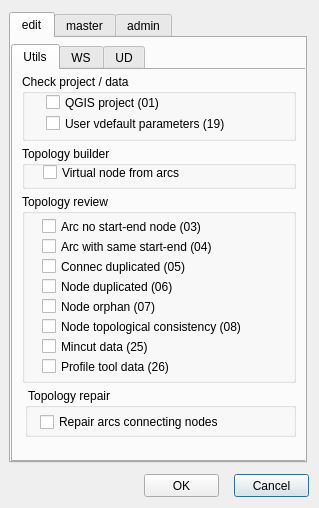
Old version of the form ui/toolbox.ui in the repository Giswater/giswater_qgis_plugin.
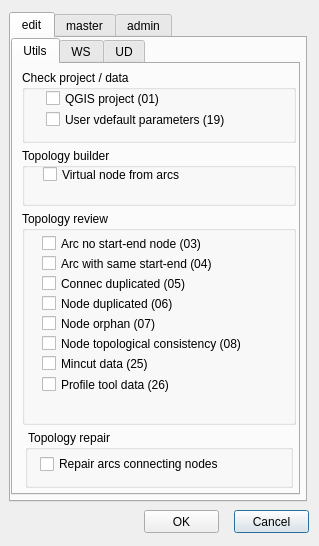
New version of the form.

Patch:
```diff
--- a/ui/toolbox.ui
+++ b/ui/toolbox.ui
@@ -7,7 +7,7 @@
     <x>0</x>
     <y>0</y>
     <width>319</width>
-    <height>508</height>
+    <height>546</height>
    </rect>
   </property>
   <property name="windowTitle">
@@ -19,7 +19,7 @@
      <x>9</x>
      <y>12</y>
      <width>298</width>
-     <height>451</height>
+     <height>490</height>
     </rect>
    </property>
    <property name="currentIndex">
@@ -33,9 +33,9 @@
      <property name="geometry">
       <rect>
        <x>0</x>
-       <y>6</y>
-       <width>298</width>
-       <height>418</height>
+       <y>0</y>
+       <width>289</width>
+       <height>457</height>
       </rect>
      </property>
      <property name="currentIndex">
@@ -49,9 +49,9 @@
        <property name="geometry">
         <rect>
          <x>9</x>
-         <y>76</y>
+         <y>84</y>
          <width>274</width>
-         <height>43</height>
+         <height>58</height>
         </rect>
        </property>
        <property name="title">
@@ -75,9 +75,9 @@
        <property name="geometry">
         <rect>
          <x>9</x>
-         <y>124</y>
+         <y>147</y>
          <width>274</width>
-         <height>189</height>
+         <height>214</height>
         </rect>
        </property>
        <property name="title">
@@ -88,7 +88,7 @@
          <rect>
           <x>20</x>
           <y>84</y>
-          <width>183</width>
+          <width>247</width>
           <height>17</height>
          </rect>
         </property>
@@ -101,7 +101,7 @@
          <rect>
           <x>20</x>
           <y>44</y>
-          <width>211</width>
+          <width>241</width>
           <height>17</height>
          </rect>
         </property>
@@ -114,7 +114,7 @@
          <rect>
           <x>20</x>
           <y>104</y>
-          <width>211</width>
+          <width>241</width>
           <height>17</height>
          </rect>
         </property>
@@ -127,7 +127,7 @@
          <rect>
           <x>20</x>
           <y>24</y>
-          <width>171</width>
+          <width>238</width>
           <height>17</height>
          </rect>
         </property>
@@ -140,7 +140,7 @@
          <rect>
           <x>20</x>
           <y>64</y>
-          <width>177</width>
+          <width>235</width>
           <height>17</height>
          </rect>
         </property>
@@ -153,7 +153,7 @@
          <rect>
           <x>20</x>
           <y>124</y>
-          <width>211</width>
+          <width>247</width>
           <height>17</height>
          </rect>
         </property>
@@ -166,7 +166,7 @@
          <rect>
           <x>20</x>
           <y>144</y>
-          <width>177</width>
+          <width>235</width>
           <height>17</height>
          </rect>
         </property>
@@ -178,8 +178,8 @@
         <property name="geometry">
          <rect>
           <x>20</x>
-          <y>164</y>
-          <width>177</width>
+          <y>165</y>
+          <width>232</width>
           <height>17</height>
          </rect>
         </property>
@@ -192,9 +192,9 @@
        <property name="geometry">
         <rect>
          <x>12</x>
-         <y>318</y>
-         <width>271</width>
-         <height>49</height>
+         <y>366</y>
+         <width>268</width>
+         <height>58</height>
         </rect>
        </property>
        <property name="title">
@@ -218,9 +218,9 @@
        <property name="geometry">
         <rect>
          <x>9</x>
-         <y>4</y>
+         <y>6</y>
          <width>274</width>
-         <height>67</height>
+         <height>73</height>
         </rect>
        </property>
        <property name="title">
@@ -554,7 +554,7 @@
    <property name="geometry">
     <rect>
      <x>234</x>
-     <y>474</y>
+     <y>510</y>
      <width>75</width>
      <height>23</height>
     </rect>
@@ -567,7 +567,7 @@
    <property name="geometry">
     <rect>
      <x>144</x>
-     <y>474</y>
+     <y>510</y>
      <width>75</width>
      <height>23</height>
     </rect>
```
Left out of the diff: 8 changed lines with no effect on the pictures.
